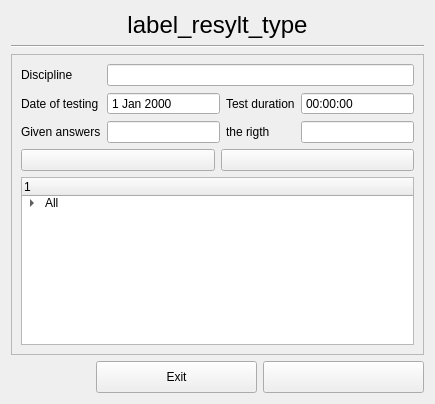
The window that test_results.ui (Testorator/Testik) describes before a commit, drawn with Qt 5.
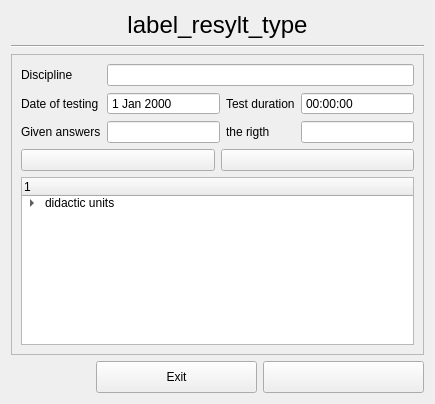
The same window after the commit.

The edit to the form file:
```diff
--- a/test_results.ui
+++ b/test_results.ui
@@ -172,7 +172,7 @@
               </column>
               <item>
                <property name="text">
-                <string>All</string>
+                <string>didactic units</string>
                </property>
                <item>
                 <property name="text">
```
Left out of the diff: 22 changed lines with no effect on the pictures.
